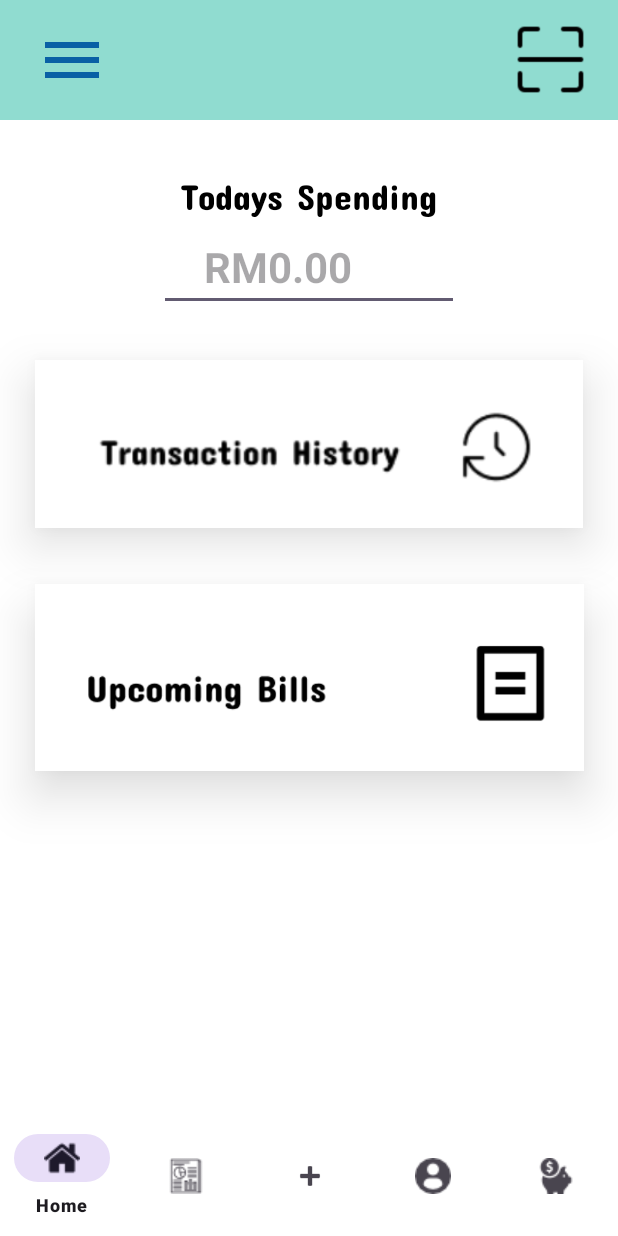
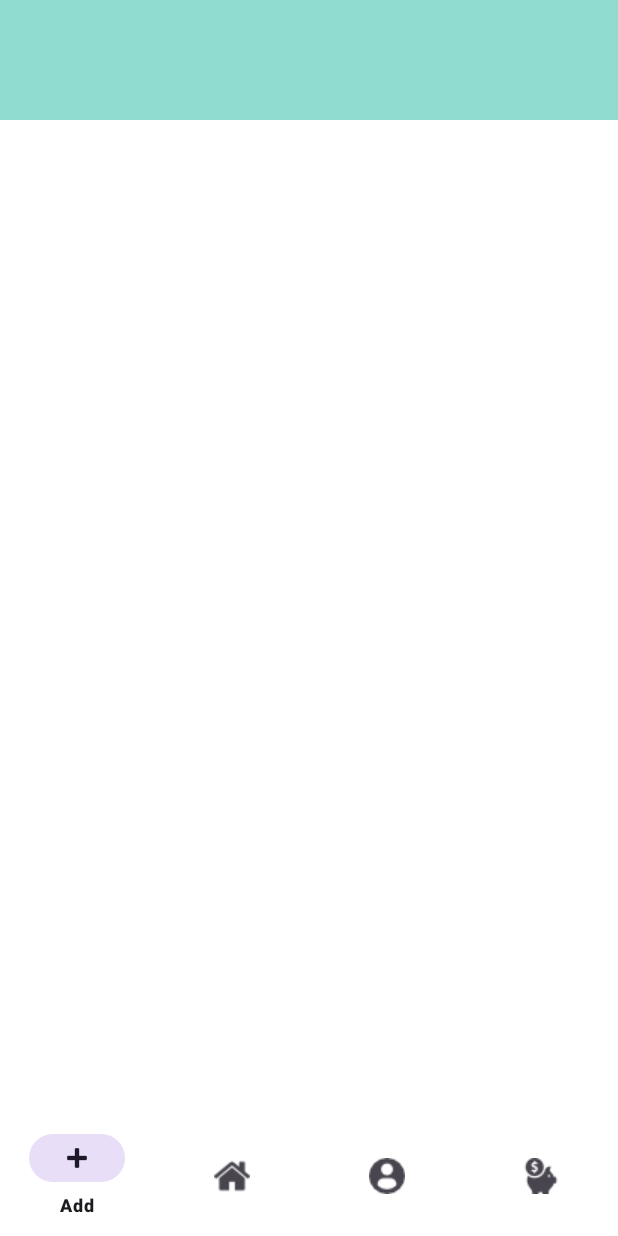
Before and after one commit to wjinggoh/Studicash_0703, an Android app: the HomeActivity screen opened directly, with no data from a screen before it, on a phone screen of 412 x 824 dp. Run offline under Robolectric (Android 15) with nearby library versions, the phone set to English and light mode, and no system bars; 1 statement that could not run was skipped.

Commit message:
030724-6:46pm

```diff
--- a/app/build.gradle.kts
+++ b/app/build.gradle.kts
@@ -35,6 +35,7 @@ android {
     }
     buildFeatures{
         viewBinding = true
+        dataBinding=true
     }
 }
 
@@ -55,6 +56,11 @@ dependencies {
     implementation(libs.firebase.messaging.ktx)
     //user permission
     implementation("com.karumi:dexter:6.2.3")
+    implementation("de.hdodenhof:circleimageview:3.1.0")
+    implementation("com.squareup.picasso:picasso:2.8")
+    implementation(platform("com.google.firebase:firebase-bom:32.2.0"))
+    implementation("com.google.firebase:firebase-storage-ktx")
+    implementation(libs.androidx.camera.view)
     testImplementation(libs.junit)
     androidTestImplementation(libs.androidx.junit)
     androidTestImplementation(libs.androidx.espresso.core)
--- a/app/src/main/java/my/edu/tarc/studicash_0703/MainActivity.kt
+++ b/app/src/main/java/my/edu/tarc/studicash_0703/MainActivity.kt
@@ -7,6 +7,7 @@ import androidx.activity.enableEdgeToEdge
 import androidx.appcompat.app.AppCompatActivity
 import androidx.core.view.ViewCompat
 import androidx.core.view.WindowInsetsCompat
+import com.google.firebase.FirebaseApp
 import com.google.firebase.auth.FirebaseAuth
 import my.edu.tarc.studicash_0703.databinding.ActivityMainBinding
 
@@ -17,6 +18,7 @@ ActivityMainBinding.inflate(layoutInflater)
     }
     override fun onCreate(savedInstanceState: Bundle?) {
         super.onCreate(savedInstanceState)
+        FirebaseApp.initializeApp(this)
         setContentView(binding.root)
 
         binding.loginButton.setOnClickListener{
--- a/app/src/main/res/layout/activity_home.xml
+++ b/app/src/main/res/layout/activity_home.xml
@@ -28,87 +28,7 @@
         android:background="#90DCD0"
         app:layout_constraintEnd_toEndOf="parent"
         app:layout_constraintStart_toStartOf="parent"
-        app:layout_constraintTop_toTopOf="parent">
-
-        <ImageButton
-            android:id="@+id/sidebaricon"
-            android:layout_width="64dp"
-            android:layout_height="64dp"
-            android:background="@android:color/transparent"
-            android:contentDescription="Open Sidebar Menu"
-            android:padding="5dp"
-            android:src="@drawable/baseline_menu_48"
-            tools:layout_editor_absoluteX="16dp"
-            tools:layout_editor_absoluteY="8dp" />
-
-        <ImageView
-            android:id="@+id/imageView2"
-            android:layout_width="50dp"
-            android:layout_height="50dp"
-            android:layout_gravity="end"
-            android:layout_marginEnd="20dp"
-            android:src="@drawable/scanner"
-            app:layout_constraintEnd_toEndOf="parent"
-            app:layout_constraintTop_toBottomOf="@+id/toolbar" />
-    </Toolbar>
+        app:layout_constraintTop_toTopOf="parent"/>
 
 
-
-    <TextView
-        android:id="@+id/todaySpendingMsg"
-        android:layout_width="wrap_content"
-        android:layout_height="wrap_content"
-        android:layout_marginTop="36dp"
-        android:fontFamily="@font/concert_one"
-        android:text="@string/todayspending"
-        android:textColor="#000000"
-        android:textSize="24sp"
-        app:layout_constraintEnd_toEndOf="parent"
-        app:layout_constraintStart_toStartOf="parent"
-        app:layout_constraintTop_toBottomOf="@+id/toolbar" />
-
-    <ImageView
-        android:id="@+id/transactionHistoryButton"
-        android:layout_width="365dp"
-        android:layout_height="113dp"
-        android:layout_marginTop="32dp"
-        android:background="@drawable/image_shadow"
-        android:elevation="20dp"
-        android:maxWidth="400dp"
-        android:maxHeight="120dp"
-        android:src="@drawable/transaction_history_button"
-        app:layout_constraintEnd_toEndOf="parent"
-        app:layout_constraintStart_toStartOf="parent"
-        app:layout_constraintTop_toBottomOf="@+id/todaySpending" />
-
-    <EditText
-        android:id="@+id/todaySpending"
-        android:layout_width="200dp"
-        android:layout_height="50dp"
-        android:layout_marginTop="12dp"
-        android:ems="10"
-        android:hint="@string/todayspent"
-        android:inputType="number"
-        android:paddingLeft="30dp"
-        android:textColor="#0960A5"
-        android:textSize="28sp"
-        android:textStyle="bold"
-        app:layout_constraintEnd_toEndOf="parent"
-        app:layout_constraintStart_toStartOf="parent"
-        app:layout_constraintTop_toBottomOf="@+id/todaySpendingMsg" />
-
-    <ImageView
-        android:id="@+id/imageView9"
-        android:layout_width="366dp"
-        android:layout_height="126dp"
-        android:layout_marginTop="36dp"
-        android:background="@drawable/image_shadow"
-        android:elevation="20dp"
-        android:maxWidth="400dp"
-        android:maxHeight="120dp"
-        android:src="@drawable/upcoming_bills_button"
-        app:layout_constraintEnd_toEndOf="parent"
-        app:layout_constraintStart_toStartOf="parent"
-        app:layout_constraintTop_toBottomOf="@+id/transactionHistoryButton" />
-
 </androidx.constraintlayout.widget.ConstraintLayout>
--- a/app/src/main/res/menu/bottom_nav_menu.xml
+++ b/app/src/main/res/menu/bottom_nav_menu.xml
@@ -1,21 +1,16 @@
 <?xml version="1.0" encoding="utf-8"?>
 <menu xmlns:android="http://schemas.android.com/apk/res/android">
+    <item
+        android:id="@+id/navigation_add"
+        android:icon="@android:drawable/ic_input_add"
+        android:title="@string/add" />
 
     <item
         android:id="@+id/navigation_home"
         android:icon="@drawable/home__icon"
         android:title="@string/home" />
 
-    <item
-        android:id="@+id/navigation_report"
-        android:icon="@drawable/business_report24px"
-        android:title="@string/report"
-        android:visible="true" />
 
-    <item
-        android:id="@+id/navigation_add"
-        android:icon="@android:drawable/ic_input_add"
-        android:title="@string/add" />
 
 
     <item
--- a/app/src/main/res/values/strings.xml
+++ b/app/src/main/res/values/strings.xml
@@ -25,7 +25,7 @@
     <string name="report">Report</string>
     <string name="settings">Settings</string>
     <string name="profile">Profile</string>
-    <string name="add"></string>
+    <string name="add">Add</string>
 
     <!--mainmenu-->
     <string name="todayspending">Todays Spending</string>
--- a/gradle/libs.versions.toml
+++ b/gradle/libs.versions.toml
@@ -15,6 +15,7 @@ visionCommon = "17.3.0"
 playServicesMlkitFaceDetection = "17.1.0"
 firebaseStorageKtx = "21.0.0"
 firebaseMessagingKtx = "24.0.0"
+cameraView = "1.3.4"
 
 [libraries]
 androidx-core-ktx = { group = "androidx.core", name = "core-ktx", version.ref = "coreKtx" }
@@ -31,6 +32,7 @@ vision-common = { group = "com.google.mlkit", name = "vision-common", version.re
 play-services-mlkit-face-detection = { group = "com.google.android.gms", name = "play-services-mlkit-face-detection", version.ref = "playServicesMlkitFaceDetection" }
 firebase-storage-ktx = { group = "com.google.firebase", name = "firebase-storage-ktx", version.ref = "firebaseStorageKtx" }
 firebase-messaging-ktx = { group = "com.google.firebase", name = "firebase-messaging-ktx", version.ref = "firebaseMessagingKtx" }
+androidx-camera-view = { group = "androidx.camera", name = "camera-view", version.ref = "cameraView" }
 
 [plugins]
 android-application = { id = "com.android.application", version.ref = "agp" }
```
Also changed, not shown: app/src/main/AndroidManifest.xml (+10 -2 lines), app/src/main/java/my/edu/tarc/studicash_0703/RegisterAccount.kt (+151 -80 lines), app/src/main/res/layout/activity_register_account.xml (+22 -16 lines), app/src/main/res/drawable-mdpi/profile_user__128dp.png (added), app/src/main/res/drawable-sw120dp/report_btn.jpeg (added).
